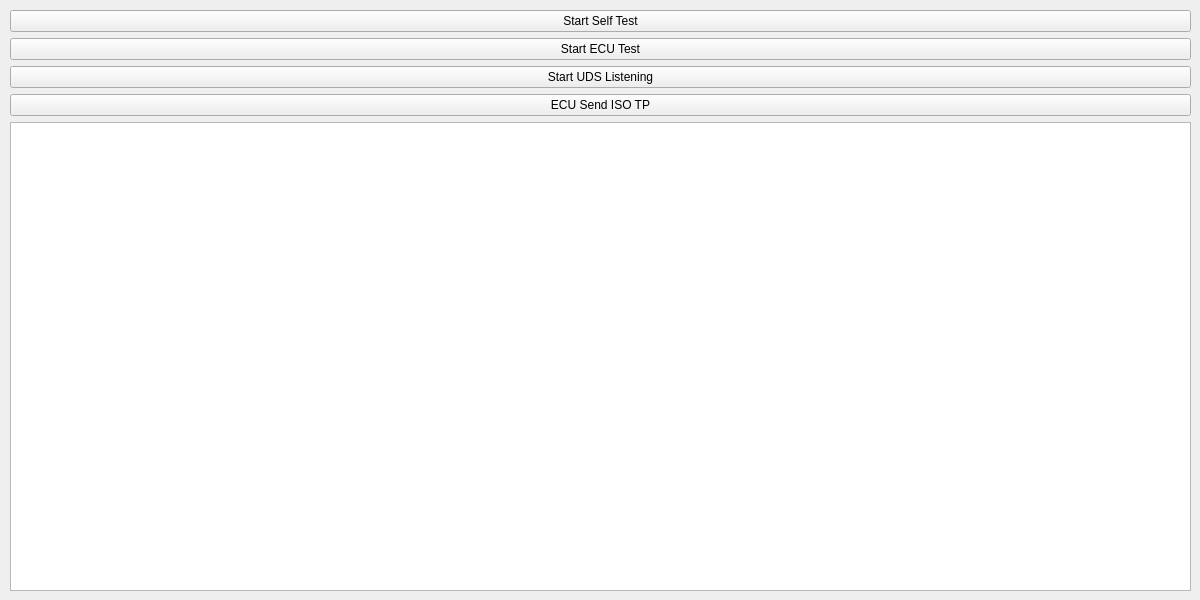
This is TESTING_WINDOWS_GUI/mainwindow.ui in amosproj/amos2024ss07-updating-flash-boot-loader as Qt 5 draws it before an edit. The edited form follows.
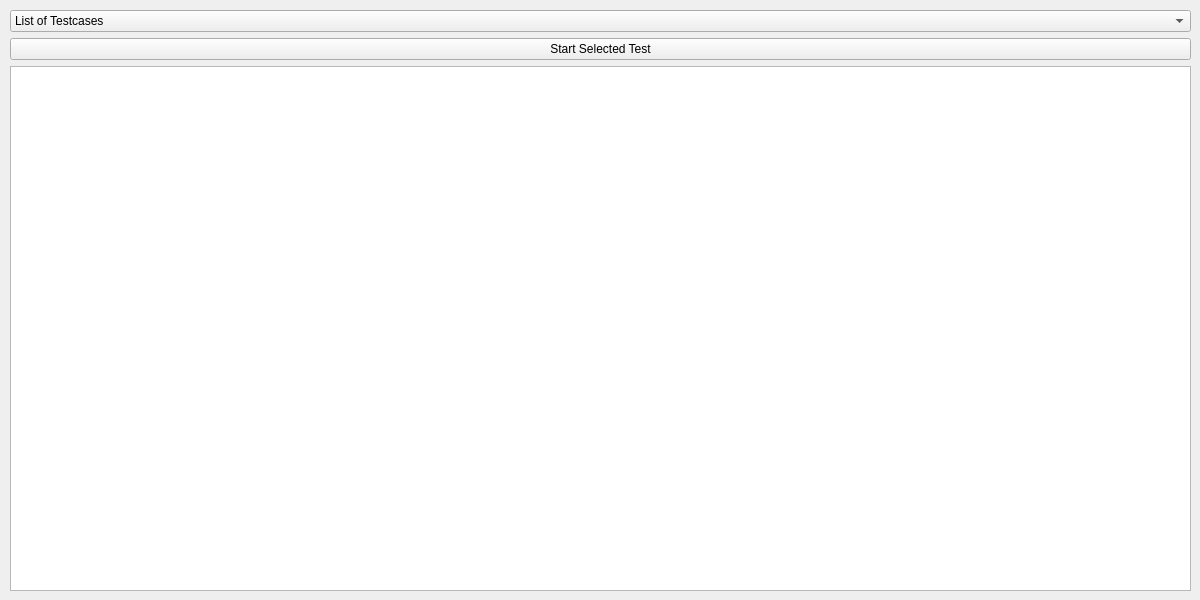
This is the edited form.

Commit message: Refactoring of Testing GUI (prepare for further testcases)

Diff of the .ui file:
```diff
--- a/TESTING_WINDOWS_GUI/mainwindow.ui
+++ b/TESTING_WINDOWS_GUI/mainwindow.ui
@@ -30,34 +30,22 @@
      </rect>
     </property>
     <layout class="QGridLayout" name="gridLayout">
+     <item row="0" column="0">
+      <widget class="QComboBox" name="testSelectionBox">
+       <item>
+        <property name="text">
+         <string>List of Testcases</string>
+        </property>
+       </item>
+      </widget>
+     </item>
      <item row="2" column="0">
-      <widget class="QPushButton" name="StartUDSListening">
-       <property name="text">
-        <string>Start UDS Listening</string>
-       </property>
-      </widget>
-     </item>
-     <item row="4" column="0">
       <widget class="QPlainTextEdit" name="consoleOut"/>
      </item>
      <item row="1" column="0">
       <widget class="QPushButton" name="StartECUTest">
        <property name="text">
-        <string>Start ECU Test</string>
-       </property>
-      </widget>
-     </item>
-     <item row="0" column="0">
-      <widget class="QPushButton" name="StartSelfTest">
-       <property name="text">
-        <string>Start Self Test</string>
-       </property>
-      </widget>
-     </item>
-     <item row="3" column="0">
-      <widget class="QPushButton" name="ECUISOTPTx">
-       <property name="text">
-        <string>ECU Send ISO TP</string>
+        <string>Start Selected Test</string>
        </property>
       </widget>
      </item>
```
Left out of the diff: 2 changed lines with no effect on the pictures. The commit also changes 15 other files.
